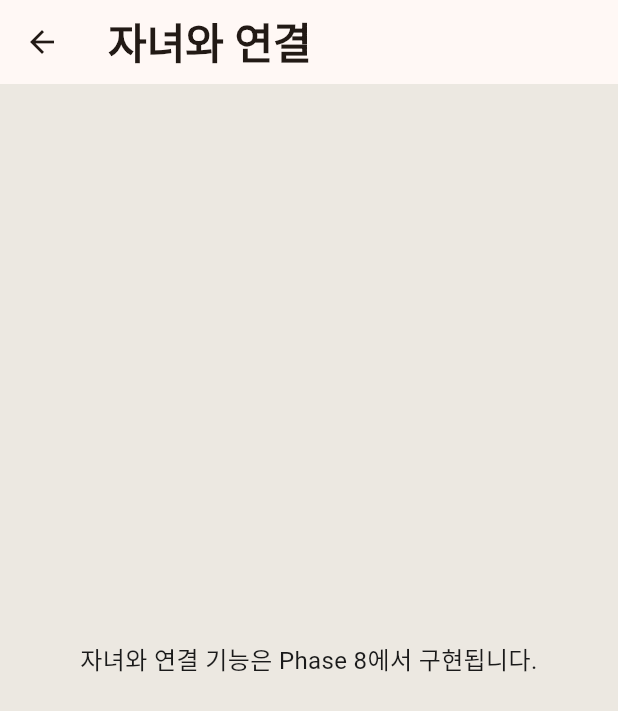
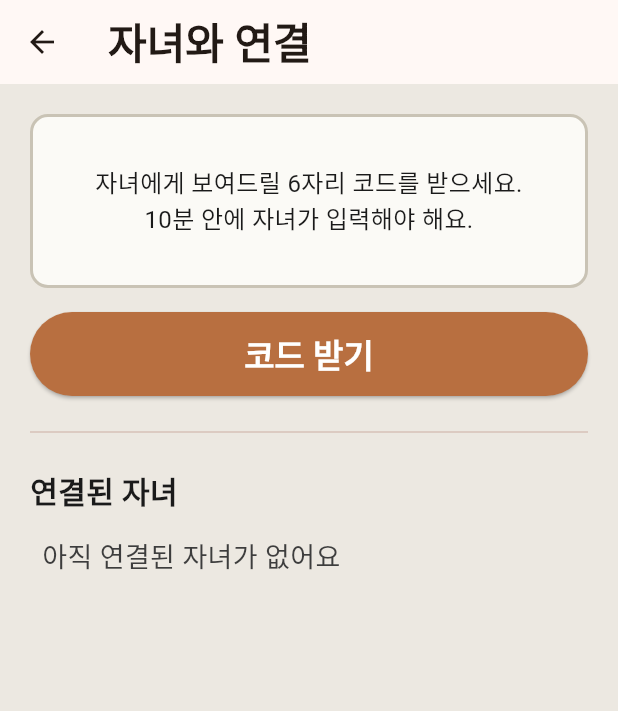
Before and after one commit to y0000h/kyh_medi, a Flutter app: the ConnectChildScreen screen opened directly, on a phone screen of 412 x 824 dp. Shown: the top 711 px of the screen. Run offline on Flutter 3.47's test engine with Material 3 defaults, Android fonts, the phone set to English and light mode, and no system bars; our stand-ins replace firebase_core, flutter_local_notifications, google_mobile_ads, hive, hive_flutter, image_picker and 4 more; accounts and stored records are empty; Roboto replaces fonts that are missing (Pretendard).

Commit message:
feat(parent/pairing): 자녀와 연결 화면 + 코드 발급 + 페어링 목록

```diff
--- a/lib/app.dart
+++ b/lib/app.dart
@@ -15,6 +15,7 @@ import 'features/parent/medication/domain/medication.dart';
 import 'features/parent/medication/ui/medications_provider.dart';
 import 'features/parent/monetization/ads_provider.dart';
 import 'features/parent/onboarding/onboarding_screen.dart';
+import 'features/parent/pairing/ui/pairing_provider.dart';
 import 'features/parent/parent_shell.dart';
 import 'features/parent/settings/data/settings_repository.dart';
 import 'features/parent/settings/domain/app_settings.dart';
@@ -98,6 +99,7 @@ class _AppState extends State<App> {
         ChangeNotifierProvider(create: (_) => SlotsProvider(slotRepo)),
         ChangeNotifierProvider.value(value: intakeProvider),
         ChangeNotifierProvider(create: (_) => AdsProvider()..init()),
+        ChangeNotifierProvider(create: (_) => PairingProvider()),
       ],
       child: MaterialApp(
         title: 'KYH 약 알림',
--- a/lib/features/parent/pairing/ui/connect_child_screen.dart
+++ b/lib/features/parent/pairing/ui/connect_child_screen.dart
@@ -1,23 +1,138 @@
-// lib/features/parent/pairing/ui/connect_child_screen.dart   ← STUB (Phase 8)
+import 'dart:async';
 import 'package:flutter/material.dart';
+import 'package:provider/provider.dart';
+import '../../../../core/theme/tokens.dart';
+import '../../../../shared/widgets/senior_button.dart';
+import 'pairing_provider.dart';
 
-/// Phase 8 stub. Real implementation: 6-digit pairing code + 자녀 list.
-class ConnectChildScreen extends StatelessWidget {
+/// 부모 측 "자녀와 연결" 화면. 6자리 코드 발급 + 10분 카운트다운 + 페어링 목록.
+class ConnectChildScreen extends StatefulWidget {
   const ConnectChildScreen({super.key});
+  @override
+  State<ConnectChildScreen> createState() => _ConnectChildScreenState();
+}
+
+class _ConnectChildScreenState extends State<ConnectChildScreen> {
+  Timer? _ticker;
+  Duration _remaining = Duration.zero;
+
+  @override
+  void initState() {
+    super.initState();
+    Future.microtask(() => context.read<PairingProvider>().loadPairings());
+  }
+
+  void _startTicker() {
+    _ticker?.cancel();
+    _ticker = Timer.periodic(const Duration(seconds: 1), (_) {
+      final exp = context.read<PairingProvider>().codeExpiresAt;
+      if (exp == null) return;
+      final r = exp.difference(DateTime.now());
+      setState(() => _remaining = r.isNegative ? Duration.zero : r);
+    });
+  }
+
+  @override
+  void dispose() {
+    _ticker?.cancel();
+    super.dispose();
+  }
+
+  String _fmtRemaining() {
+    final m = _remaining.inMinutes.toString().padLeft(2, '0');
+    final s = (_remaining.inSeconds % 60).toString().padLeft(2, '0');
+    return '$m:$s';
+  }
 
   @override
   Widget build(BuildContext context) {
+    final pp = context.watch<PairingProvider>();
     return Scaffold(
       appBar: AppBar(title: const Text('자녀와 연결')),
-      body: const Center(
-        child: Padding(
-          padding: EdgeInsets.all(32),
-          child: Text(
-            '자녀와 연결 기능은 Phase 8에서 구현됩니다.',
-            textAlign: TextAlign.center,
-            style: TextStyle(fontSize: 16),
+      body: SingleChildScrollView(
+        padding: const EdgeInsets.all(AppSizes.padding),
+        child: Column(crossAxisAlignment: CrossAxisAlignment.stretch, children: [
+          Container(
+            padding: const EdgeInsets.symmetric(vertical: 32),
+            decoration: BoxDecoration(
+              color: AppColors.paper,
+              borderRadius: BorderRadius.circular(12),
+              border: Border.all(color: AppColors.line, width: 2),
+            ),
+            child: Column(children: [
+              if (pp.code == null)
+                const Padding(
+                  padding: EdgeInsets.symmetric(horizontal: 16),
+                  child: Text(
+                    '자녀에게 보여드릴 6자리 코드를 받으세요.\n10분 안에 자녀가 입력해야 해요.',
+                    textAlign: TextAlign.center,
+                    style: TextStyle(fontSize: 16),
+                  ),
+                )
+              else ...[
+                Text(
+                  pp.code!,
+                  style: const TextStyle(
+                    fontFamily: 'monospace',
+                    fontSize: 60,
+                    fontWeight: FontWeight.w800,
+                    letterSpacing: 6,
+                  ),
+                ),
+                const SizedBox(height: 8),
+                Text(
+                  '남은 시간 ${_fmtRemaining()}',
+                  style: const TextStyle(fontSize: 16, color: AppColors.ink2),
+                ),
+              ],
+            ]),
           ),
-        ),
+          const SizedBox(height: 16),
+          if (pp.error != null)
+            Padding(
+              padding: const EdgeInsets.symmetric(vertical: 8),
+              child: Text(pp.error!, style: const TextStyle(color: AppColors.care)),
+            ),
+          SeniorButton(
+            label: pp.loading ? '발급 중...' : '코드 받기',
+            onPressed: pp.loading
+                ? null
+                : () async {
+                    await context.read<PairingProvider>().issueCode();
+                    _startTicker();
+                  },
+          ),
+          const Divider(height: 48),
+          const Text(
+            '연결된 자녀',
+            style: TextStyle(fontSize: 20, fontWeight: FontWeight.w700),
+          ),
+          const SizedBox(height: 8),
+          if (pp.pairings.isEmpty)
+            const Padding(
+              padding: EdgeInsets.all(8),
+              child: Text(
+                '아직 연결된 자녀가 없어요',
+                style: TextStyle(color: AppColors.ink2),
+              ),
+            )
+          else
+            ...pp.pairings.map((p) => Card(
+                  child: ListTile(
+                    leading: const Icon(Icons.person, size: 32, color: AppColors.pillDeep),
+                    title: Text(
+                      p.childDisplayName ?? '자녀',
+                      style: const TextStyle(fontSize: 18, fontWeight: FontWeight.w700),
+                    ),
+                    subtitle: Text('연결: ${p.pairedAt.toLocal()}'),
+                    trailing: TextButton(
+                      onPressed: () =>
+                          context.read<PairingProvider>().unpair(p.pairingId),
+                      child: const Text('연결 해제'),
+                    ),
+                  ),
+                )),
+        ]),
       ),
     );
   }
--- /dev/null
+++ b/lib/features/parent/pairing/ui/pairing_provider.dart
@@ -0,0 +1,45 @@
+import 'package:flutter/foundation.dart';
+import '../data/pairing_repository.dart';
+
+/// 자녀와 연결 화면 전용 상태. 코드 발급/만료/페어링 목록 관리.
+class PairingProvider extends ChangeNotifier {
+  final PairingRepository _repo = PairingRepository();
+
+  String? _code;
+  String? get code => _code;
+  DateTime? _codeExpiresAt;
+  DateTime? get codeExpiresAt => _codeExpiresAt;
+
+  List<PairingInfo> _pairings = const [];
+  List<PairingInfo> get pairings => _pairings;
+
+  bool _loading = false;
+  bool get loading => _loading;
+  String? _error;
+  String? get error => _error;
+
+  Future<void> issueCode() async {
+    _loading = true;
+    _error = null;
+    notifyListeners();
+    try {
+      _code = await _repo.createCode();
+      _codeExpiresAt = DateTime.now().add(const Duration(minutes: 10));
+    } catch (e) {
+      _error = '코드를 발급할 수 없어요: $e';
+    } finally {
+      _loading = false;
+      notifyListeners();
+    }
+  }
+
+  Future<void> loadPairings() async {
+    _pairings = await _repo.listMine();
+    notifyListeners();
+  }
+
+  Future<void> unpair(String pairingId) async {
+    await _repo.unpair(pairingId);
+    await loadPairings();
+  }
+}
```
